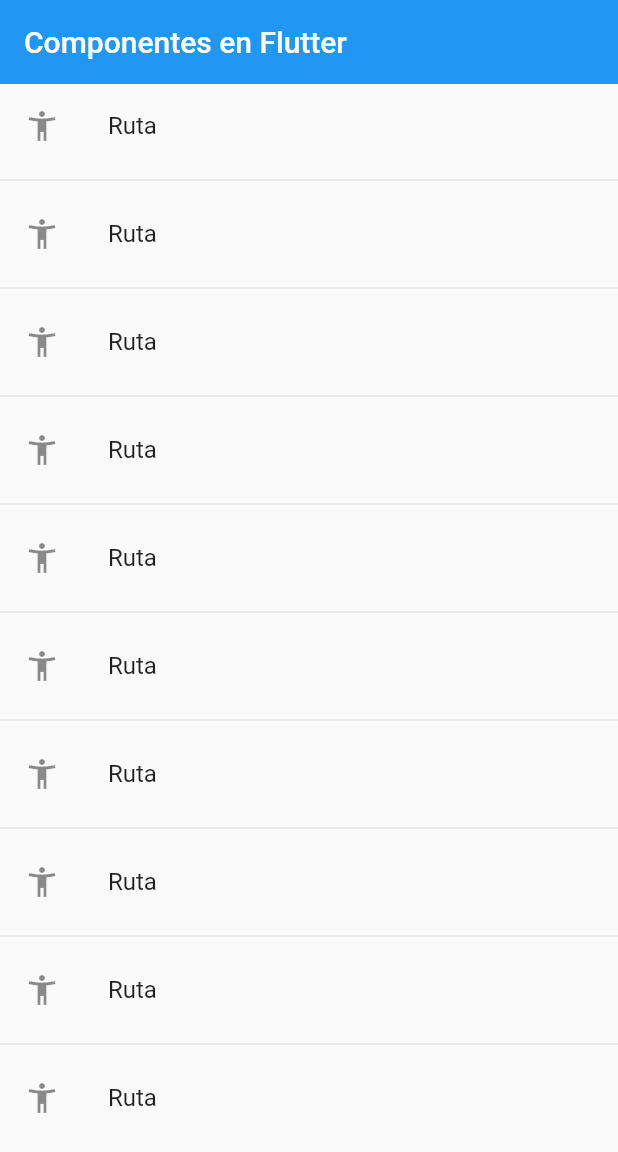
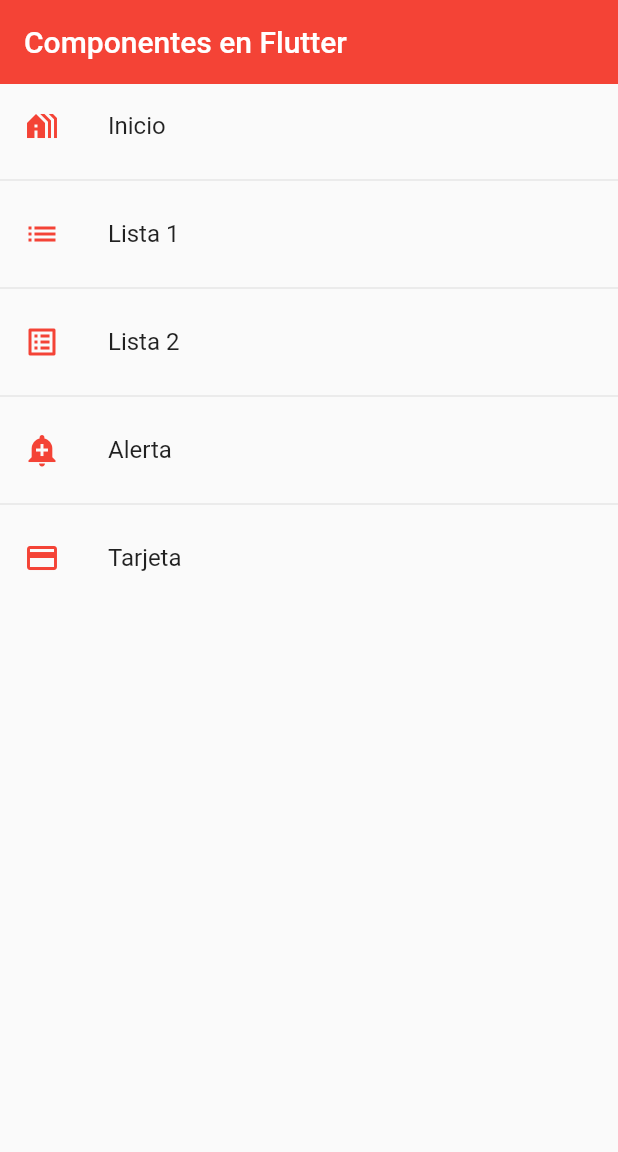
Before and after one commit to benoffi7/flutter, a Flutter app: the screen it shows after launch, on a phone screen of 412 x 824 dp. Shown: the top 1152 px of the screen. Run offline on Flutter 3.47's test engine with Material 2 defaults, Android fonts, the phone set to English and light mode, and no system bars.

Commit message:
Tema + rutas

```diff
--- a/componentes/componentes/lib/main.dart
+++ b/componentes/componentes/lib/main.dart
@@ -1,3 +1,5 @@
+import 'package:componentes/router/app_routes.dart';
+import 'package:componentes/theme/app_theme.dart';
 import 'package:flutter/material.dart';
 
 import 'screens/screens.dart';
@@ -12,25 +14,20 @@
   @override
   Widget build(BuildContext context) {
     return MaterialApp(
+      theme: AppTheme.lightTheme,
+      darkTheme: AppTheme.darkTheme,
+      themeMode: ThemeMode.system,
+      /* ThemeMode.system to follow system theme,
+         ThemeMode.light for light theme,
+         ThemeMode.dark for dark theme
+      */
       debugShowCheckedModeBanner: false,
-      //home: const CardScreen(),
-      initialRoute: 'home',
-      routes: {
-        'home': (BuildContext context) {
-          return const HomeScreen();
-        },
-        'listview1': (BuildContext context) {
-          return const ListViewScreen();
-        },
-        'listview2': (BuildContext context) {
-          return const ListViewScreen2();
-        },
-        'alert': (BuildContext context) {
-          return const AlertScreen();
-        },
-        'card': (BuildContext context) {
-          return const CardScreen();
-        }
+      initialRoute: AppRoutes.initialRoute,
+      routes: AppRoutes.getAppRoutes(), //tipo manifest para declarar todo
+      //onGenerateRoute: AppRoutes.onGenerateRoute , //cuando hay un solo argumento le podes pasar la funcion
+      //cuando no encuentra una ruta tira esta
+      onGenerateRoute: (settings) {
+        return AppRoutes.onGenerateRoute(settings);
       },
     );
   }
--- /dev/null
+++ b/componentes/componentes/lib/models/menu_option.dart
@@ -0,0 +1,17 @@
+import 'package:flutter/material.dart';
+
+class MenuOption {
+  final String route;
+  final IconData icon;
+  final String name;
+  final Widget screen;
+
+  //MenuOption(this.route, this.icon, this.name, this.screen); asi son de posicion
+
+  //asi es por nombre como le pasamos todo. igual hay que pasarlo
+  MenuOption(
+      {required this.icon,
+      required this.name,
+      required this.route,
+      required this.screen});
+}
--- /dev/null
+++ b/componentes/componentes/lib/models/models.dart
@@ -0,0 +1,2 @@
+export 'package:componentes/models/menu_option.dart';
+//rejunte de exports para usar un solo archivo en un import en otro lado
--- /dev/null
+++ b/componentes/componentes/lib/router/app_routes.dart
@@ -0,0 +1,78 @@
+import 'package:componentes/models/models.dart';
+import 'package:flutter/material.dart';
+
+import '../screens/screens.dart';
+
+class AppRoutes {
+  static const initialRoute = 'home';
+
+  static final menuOptions = <MenuOption>[
+    MenuOption(
+        name: 'Inicio',
+        route: 'home',
+        screen: HomeScreen(),
+        icon: Icons.holiday_village_sharp),
+    MenuOption(
+        name: 'Lista 1',
+        route: 'listview1',
+        screen: ListViewScreen(),
+        icon: Icons.list),
+    MenuOption(
+        name: 'Lista 2',
+        route: 'listview2',
+        screen: ListViewScreen2(),
+        icon: Icons.list_alt),
+    MenuOption(
+        name: 'Alerta',
+        route: 'alert',
+        screen: AlertScreen(),
+        icon: Icons.add_alert),
+    MenuOption(
+        name: 'Tarjeta',
+        route: 'card',
+        screen: CardScreen(),
+        icon: Icons.credit_card),
+  ];
+
+  //esto es para el main
+  static Map<String, Widget Function(BuildContext)> getAppRoutes() {
+    Map<String, Widget Function(BuildContext)> appRoutes = {};
+    for (final option in menuOptions) {
+      appRoutes.addAll({option.route: (BuildContext context) => option.screen});
+    }
+    return appRoutes;
+  }
+
+/*
+  static Map<String, Widget Function(BuildContext)> getRoutes()
+  {
+    return {
+      'home': (BuildContext context) {
+        return const HomeScreen();
+      },
+      'listview1': (BuildContext context) {
+        return const ListViewScreen();
+      },
+      'listview2': (BuildContext context) {
+        return const ListViewScreen2();
+      },
+      'alert': (BuildContext context) {
+        return const AlertScreen();
+      },
+      'card': (BuildContext context) {
+        return const CardScreen();
+      }
+    };
+  }
+  */
+
+//esto es para el main, la ruta por defecto (error 404)
+  static Route<dynamic> onGenerateRoute(RouteSettings routeSettings) {
+    final route = MaterialPageRoute(
+      builder: (context) {
+        return AlertScreen();
+      },
+    );
+    return route;
+  }
+}
--- a/componentes/componentes/lib/screens/home_screen.dart
+++ b/componentes/componentes/lib/screens/home_screen.dart
@@ -1,4 +1,6 @@
+import 'package:componentes/router/app_routes.dart';
 import 'package:componentes/screens/list_view.dart';
+import 'package:componentes/theme/app_theme.dart';
 import 'package:flutter/material.dart';
 
 class HomeScreen extends StatelessWidget {
@@ -9,27 +11,41 @@
     return Scaffold(
       appBar: AppBar(
         title: const Text('Componentes en Flutter'),
-        elevation: 0,
       ),
       body: ListView.separated(
           itemBuilder: (context, index) {
+            /*
             return ListTile(
               title: Text('Ruta'),
               leading: Icon(Icons.accessibility_new),
-              onTap: ()
-              {
-                  final route = MaterialPageRoute(builder: (context)
-                  {
+              onTap: () {
+                /*
+                final route = MaterialPageRoute(
+                  builder: (context) {
                     return ListViewScreen();
-                  },);
-                  Navigator.push(context, route)
+                  },
+                );
+                */
+                //Navigator.push(context, route);
+                //Navigator.pushReplacement(context, newRoute) finish la actual ej: login
+                Navigator.pushNamed(context, 'card');
+              },
+            );*/
+
+            var ruta = AppRoutes.menuOptions[index];
+
+            return ListTile(
+              title: Text(ruta.name),
+              leading: Icon(ruta.icon, color: AppTheme.primary),
+              onTap: () {
+                Navigator.pushNamed(context, ruta.route);
               },
             );
           },
           separatorBuilder: (context, index) {
             return Divider();
           },
-          itemCount: 10),
+          itemCount: AppRoutes.menuOptions.length),
     );
   }
 }
--- a/componentes/componentes/lib/screens/list_view_2.dart
+++ b/componentes/componentes/lib/screens/list_view_2.dart
@@ -9,9 +9,7 @@
   Widget build(BuildContext context) {
     return Scaffold(
       appBar: AppBar(
-        backgroundColor: Colors.indigo,
         title: const Text('Lista 2'),
-        elevation: 5,
       ),
       body: ListView.separated(
           itemCount: options.length,
--- /dev/null
+++ b/componentes/componentes/lib/theme/app_theme.dart
@@ -0,0 +1,15 @@
+import 'package:flutter/material.dart';
+
+class AppTheme {
+  static const Color primary = Colors.red;
+
+  static final ThemeData lightTheme = ThemeData.light().copyWith(
+      primaryColor: primary,
+       brightness: Brightness.light,
+      appBarTheme: AppBarTheme(color: primary, elevation: 0));
+
+  static final ThemeData darkTheme = ThemeData.dark().copyWith(
+      primaryColor: primary,
+      appBarTheme: AppBarTheme(color: primary, elevation: 0),
+      scaffoldBackgroundColor: Colors.black);
+}
```
